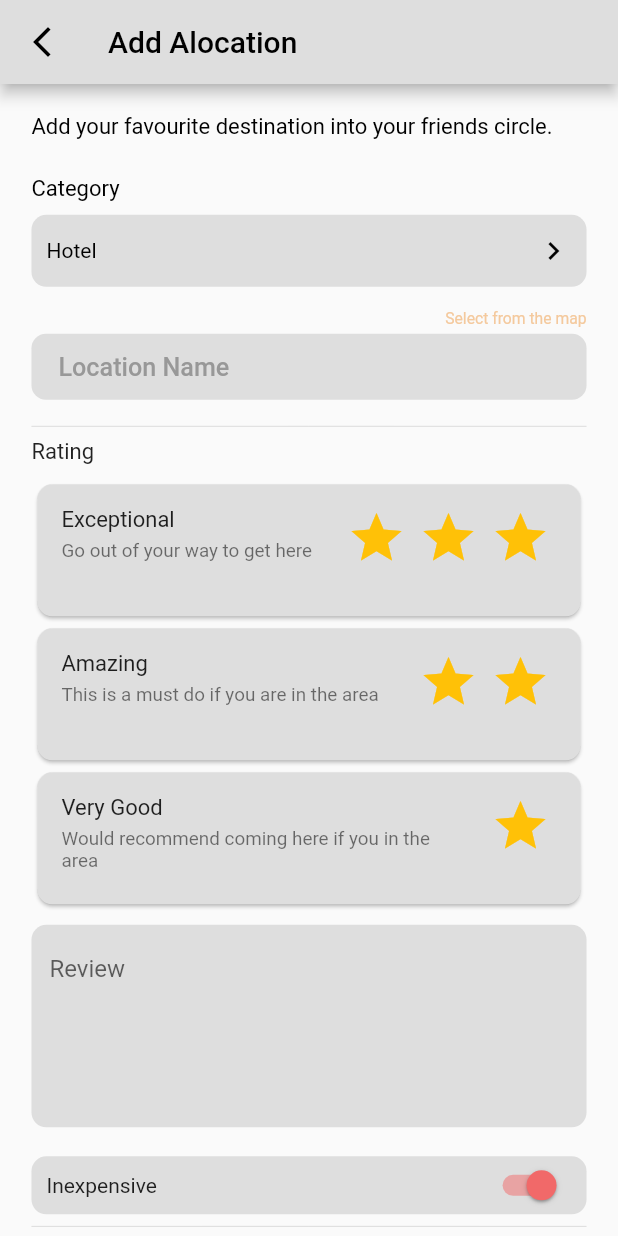
After one commit to LakshithVithana/recomondo, a Flutter app: the AddALocationPage screen opened directly, on a phone screen of 412 x 824 dp. The commit adds this screen. Run offline on Flutter 3.47's test engine with Material 2 defaults, Android fonts, the phone set to English and light mode, and no system bars; drawn by our look-alikes of flutter_rating_bar; our stand-ins replace card_swiper, flutter_screenutil, google_fonts.

Commit message:
add location page added

```diff
--- /dev/null
+++ b/lib/screens/add_a_location/add_a_location_page.dart
@@ -0,0 +1,285 @@
+import 'package:flutter/material.dart';
+import 'package:flutter_screenutil/flutter_screenutil.dart';
+import 'package:recomondo/constants/app_constants.dart';
+import 'package:recomondo/core/widgets/container_custom.dart';
+import 'package:recomondo/core/widgets/text_custom_widget.dart';
+import 'package:recomondo/core/widgets/text_field_custom.dart';
+import 'package:recomondo/screens/add_a_location/widgets/location_rating_option_widget.dart';
+
+class AddALocationPage extends StatefulWidget {
+  const AddALocationPage({super.key});
+
+  @override
+  State<AddALocationPage> createState() => _AddALocationPageState();
+}
+
+class _AddALocationPageState extends State<AddALocationPage> {
+  String dropdownValue = 'Hotel';
+
+  @override
+  Widget build(BuildContext context) {
+    return Scaffold(
+      appBar: AppBar(
+        backgroundColor: mainGreyColor,
+        title: const Text(
+          "Add Alocation",
+          style: TextStyle(
+            color: Colors.black,
+          ),
+        ),
+        leading: IconButton(
+            onPressed: () {
+              Navigator.pop(context);
+            },
+            icon: const Icon(
+              Icons.arrow_back_ios_new_outlined,
+              color: Colors.black,
+            )),
+      ),
+      body: Padding(
+        padding: EdgeInsets.symmetric(horizontal: 20.w),
+        child: SingleChildScrollView(
+          child: Column(
+            children: [
+              SizedBox(
+                height: 20.h,
+              ),
+              TextCustomWidget(
+                text:
+                    "Add your favourite destination into your friends circle.",
+                textStyle: TextStyle(
+                  fontSize: 14.sp,
+                  fontWeight: FontWeight.w400,
+                  color: Colors.black,
+                ),
+              ),
+              TextCustomWidget(
+                text: "Category",
+                textStyle: TextStyle(
+                  fontSize: 14.sp,
+                  fontWeight: FontWeight.w400,
+                  color: Colors.black,
+                ),
+                marginTop: 25.h,
+                marginBottom: 10.h,
+              ),
+              Container(
+                // height: 30.h,
+                padding: const EdgeInsets.symmetric(horizontal: 10.0),
+                decoration: BoxDecoration(
+                  borderRadius: BorderRadius.circular(10.0),
+                  color: mainGreyColor,
+                ),
+                child: DropdownButton<String>(
+                  isExpanded: true,
+                  value: dropdownValue,
+                  icon: const Icon(
+                    Icons.keyboard_arrow_right_sharp,
+                    color: Colors.black,
+                  ),
+                  iconSize: 24,
+                  elevation: 16,
+                  style: const TextStyle(color: Colors.black),
+                  underline: Container(),
+                  onChanged: (value) {},
+                  items: <String>[
+                    'Hotel',
+                    'Villa',
+                    'Spa',
+                  ].map<DropdownMenuItem<String>>((String value) {
+                    return DropdownMenuItem<String>(
+                      value: value,
+                      child: Text(value),
+                    );
+                  }).toList(),
+                ),
+              ),
+              TextCustomWidget(
+                text: "Select from the map",
+                textStyle: TextStyle(
+                    fontSize: 10.sp,
+                    fontWeight: FontWeight.w400,
+                    color: accentColor),
+                marginTop: 15.h,
+                marginBottom: 5.h,
+                containerAlignment: Alignment.centerRight,
+              ),
+              TextFieldCustom(
+                fillColor: mainGreyColor,
+                hintText: "Location Name",
+                margins: EdgeInsets.only(
+                  bottom: 10.h,
+                ),
+              ),
+              const Divider(),
+              TextCustomWidget(
+                text: "Rating",
+                textStyle: TextStyle(
+                  fontSize: 14.sp,
+                  fontWeight: FontWeight.w400,
+                ),
+                marginBottom: 10.h,
+              ),
+              const LocationRatingOptionWidget(
+                ratingType: RatingType.exceptional,
+              ),
+              const LocationRatingOptionWidget(
+                ratingType: RatingType.amazing,
+              ),
+              const LocationRatingOptionWidget(
+                ratingType: RatingType.veryGood,
+              ),
+              SizedBox(
+                height: 10.h,
+              ),
+              TextField(
+                maxLines: 10,
+                minLines: 5,
+                decoration: InputDecoration(
+                  filled: true,
+                  fillColor: mainGreyColor,
+                  border: OutlineInputBorder(
+                    borderRadius: BorderRadius.circular(10),
+                    borderSide: BorderSide.none,
+                  ),
+                  hintText: 'Review',
+                ),
+              ),
+              SizedBox(
+                height: 20.h,
+              ),
+              Container(
+                  height: 40.h,
+                  padding: const EdgeInsets.symmetric(horizontal: 10.0),
+                  decoration: BoxDecoration(
+                    borderRadius: BorderRadius.circular(10.0),
+                    color: mainGreyColor,
+                  ),
+                  child: Row(
+                    mainAxisAlignment: MainAxisAlignment.spaceBetween,
+                    children: [
+                      const Text('Inexpensive'),
+                      const SizedBox(width: 10),
+                      Switch(
+                        value: true,
+                        activeColor: mainOrangeColor,
+                        onChanged: (value) {},
+                      ),
+                    ],
+                  )),
+              const Divider(),
+              TextField(
+                maxLines: 10,
+                minLines: 5,
+                decoration: InputDecoration(
+                  filled: true,
+                  fillColor: mainGreyColor,
+                  border: OutlineInputBorder(
+                    borderRadius: BorderRadius.circular(10),
+                    borderSide: BorderSide.none,
+                  ),
+                  hintText: 'Description',
+                ),
+              ),
+              SizedBox(
+                height: 20.h,
+              ),
+              TextFieldCustom(
+                hintText: "Telephone",
+                fillColor: mainGreyColor,
+                margins: EdgeInsets.only(
+                  bottom: 10.h,
+                ),
+              ),
+              TextFieldCustom(
+                hintText: "Web Address",
+                fillColor: mainGreyColor,
+                margins: EdgeInsets.only(
+                  bottom: 10.h,
+                ),
+              ),
+              TextCustomWidget(
+                text: "GPS Coordinates",
+                textStyle: TextStyle(
+                  fontSize: 12.sp,
+                  fontWeight: FontWeight.w400,
+                ),
+                marginTop: 20.h,
+                marginBottom: 10.h,
+              ),
+              Row(
+                children: [
+                  Expanded(
+                    child: TextFieldCustom(
+                      hintText: "Telephone",
+                      fillColor: mainGreyColor,
+                      margins: EdgeInsets.only(
+                        bottom: 10.h,
+                      ),
+                      borderRadius: BorderRadius.only(
+                        topLeft: Radius.circular(10.h),
+                        bottomLeft: Radius.circular(10.h),
+                      ),
+                    ),
+                  ),
+                  Container(
+                    width: 1,
+                    // height: 30,
+                    color: const Color(0x00808080),
+                  ),
+                  Expanded(
+                    child: TextFieldCustom(
+                      hintText: "Telephone",
+                      borderRadius: BorderRadius.only(
+                        topRight: Radius.circular(10.h),
+                        bottomRight: Radius.circular(10.h),
+                      ),
+                      fillColor: mainGreyColor,
+                      margins: EdgeInsets.only(
+                        bottom: 10.h,
+                      ),
+                    ),
+                  ),
+                ],
+              ),
+              SizedBox(
+                height: 15.h,
+              ),
+              const Divider(),
+              TextCustomWidget(
+                marginBottom: 10.h,
+                text: "Photos",
+                textStyle: TextStyle(
+                  fontSize: 14.sp,
+                  fontWeight: FontWeight.w400,
+                ),
+              ),
+              ContainerCustom(
+                height: 150.h,
+                bgColor: mainGreyColor,
+                marginBottom: 23.h,
+                borderRadius: BorderRadius.circular(
+                  10.h,
+                ),
+                alignment: Alignment.center,
+                child: Row(
+                  mainAxisAlignment: MainAxisAlignment.center,
+                  children: const [
+                    Icon(Icons.add),
+                    TextCustomWidget(text: "Add"),
+                  ],
+                ),
+              ),
+            ],
+          ),
+        ),
+      ),
+    );
+  }
+}
+
+enum RatingType {
+  exceptional,
+  amazing,
+  veryGood,
+}
--- /dev/null
+++ b/lib/screens/add_a_location/widgets/location_rating_option_widget.dart
@@ -0,0 +1,67 @@
+import 'package:flutter/material.dart';
+import 'package:flutter_rating_bar/flutter_rating_bar.dart';
+import 'package:flutter_screenutil/flutter_screenutil.dart';
+import 'package:recomondo/constants/app_constants.dart';
+import 'package:recomondo/core/widgets/text_custom_widget.dart';
+import 'package:recomondo/screens/add_a_location/add_a_location_page.dart';
+
+class LocationRatingOptionWidget extends StatelessWidget {
+  const LocationRatingOptionWidget({
+    super.key,
+    required this.ratingType,
+  });
+  final RatingType ratingType;
+
+  @override
+  Widget build(BuildContext context) {
+    return Card(
+      color: mainGreyColor,
+      shape: RoundedRectangleBorder(borderRadius: BorderRadius.circular(10)),
+      child: ListTile(
+        isThreeLine: true,
+        title: TextCustomWidget(
+          text: ratingType == RatingType.exceptional
+              ? "Exceptional"
+              : ratingType == RatingType.amazing
+                  ? "Amazing"
+                  : "Very Good",
+          textStyle: TextStyle(
+            fontSize: 14.sp,
+            fontWeight: FontWeight.w400,
+          ),
+        ),
+        subtitle: TextCustomWidget(
+          text: ratingType == RatingType.exceptional
+              ? "Go out of your way to get here"
+              : ratingType == RatingType.amazing
+                  ? "This is a must do if you are in the area"
+                  : "Would recommend coming here if you in the area",
+          // text: "Go out of your way to get here",
+          textStyle: TextStyle(
+            fontSize: 12.sp,
+            fontWeight: FontWeight.w400,
+          ),
+        ),
+        trailing: RatingBar.builder(
+          initialRating: 3,
+          direction: Axis.horizontal,
+          itemCount: ratingType == RatingType.exceptional
+              ? 3
+              : ratingType == RatingType.amazing
+                  ? 2
+                  : 1,
+          itemPadding: const EdgeInsets.symmetric(horizontal: 4.0),
+          itemBuilder: (context, _) => const Icon(
+            Icons.star,
+            color: Colors.amber,
+            size: 10,
+          ),
+          ignoreGestures: true,
+          onRatingUpdate: (rating) {
+            print(rating);
+          },
+        ),
+      ),
+    );
+  }
+}
--- a/lib/screens/home/presentation/pages/home_page.dart
+++ b/lib/screens/home/presentation/pages/home_page.dart
@@ -2,6 +2,7 @@ import 'package:flutter/material.dart';
 import 'package:flutter_screenutil/flutter_screenutil.dart';
 import 'package:recomondo/constants/app_constants.dart';
 import 'package:recomondo/core/widgets/advertisement_widget.dart';
+import 'package:recomondo/screens/add_a_location/add_a_location_page.dart';
 import 'package:recomondo/screens/home/presentation/widgets/filters_widget.dart';
 import 'package:recomondo/screens/home/presentation/widgets/recomendation_widget.dart';
 
@@ -16,6 +17,20 @@ class _HomePageState extends State<HomePage> {
   @override
   Widget build(BuildContext context) {
     return Scaffold(
+      floatingActionButton: FloatingActionButton(
+        backgroundColor: mainOrangeColor,
+        onPressed: () {
+          Navigator.push(
+              context,
+              MaterialPageRoute(
+                builder: (context) => const AddALocationPage(),
+              ));
+        },
+        child: const Icon(
+          Icons.add,
+          size: 50,
+        ),
+      ),
       appBar: AppBar(
         backgroundColor: mainGreyColor,
         title: Text(
--- a/pubspec.yaml
+++ b/pubspec.yaml
@@ -38,6 +38,7 @@ dependencies:
   flutter_screenutil: ^5.7.0
   google_fonts: ^4.0.4
   card_swiper: ^2.0.4
+  flutter_rating_bar: ^4.0.1
 
 dev_dependencies:
   flutter_test:
```
Also changed, not shown: pubspec.lock.
